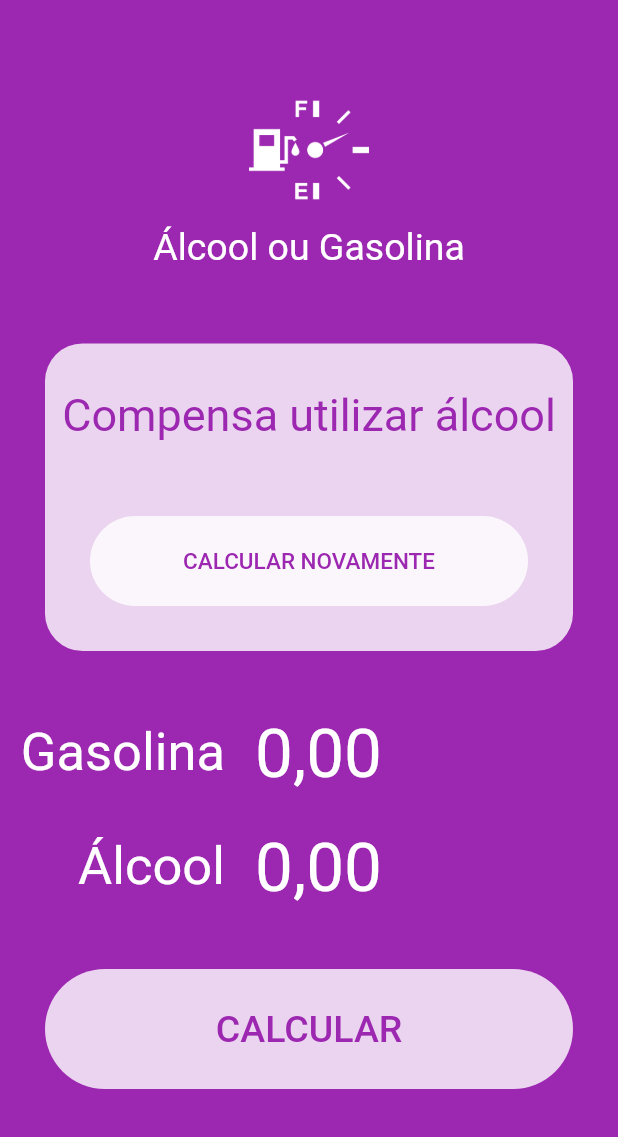
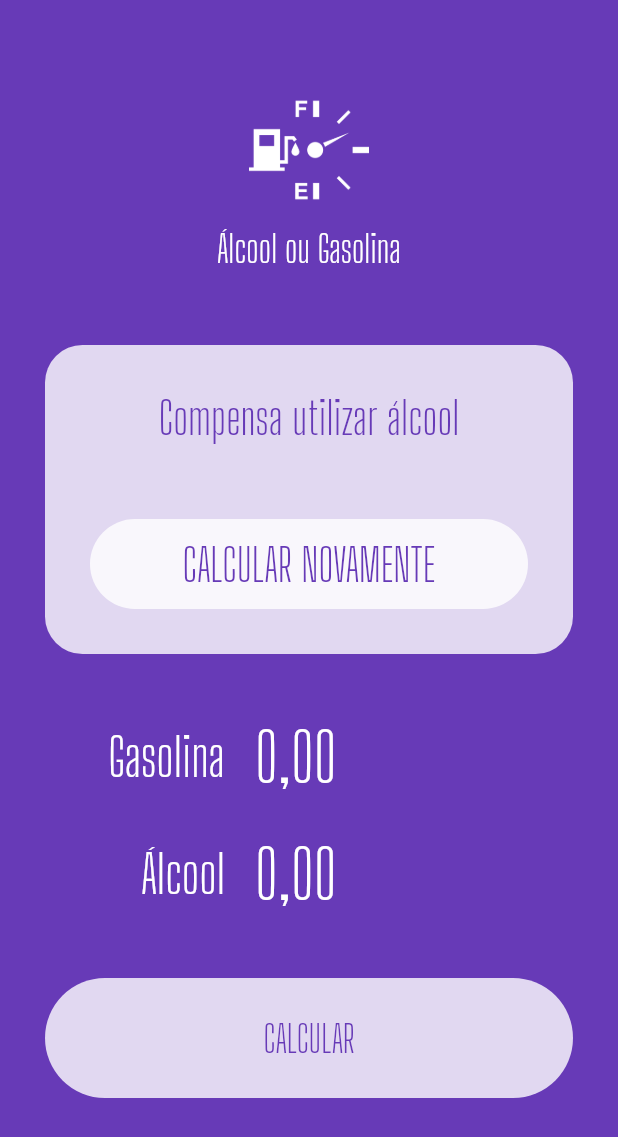
Before and after one commit to viniciusaugutis/flutter-alc-gasolina, a Flutter app: the screen it shows after launch, on a phone screen of 412 x 824 dp. Shown: the top 1137 px of the screen. Run offline on Flutter 3.47's test engine with Material 2 defaults, Android fonts, the phone set to English and light mode, and no system bars; our stand-ins replace flutter_masked_text.

Commit message:
Ajustando aplicacao

```diff
--- a/lib/main.dart
+++ b/lib/main.dart
@@ -15,7 +15,7 @@ class MyApp extends StatelessWidget {
       title: 'Álcool ou Gasolina',
       debugShowCheckedModeBanner: false,
       theme: ThemeData(
-        primarySwatch: Colors.purple,
+        primarySwatch: Colors.deepPurple,
         visualDensity: VisualDensity.adaptivePlatformDensity,
       ),
       home: HomePage(),
@@ -64,7 +64,7 @@ class HomePage extends StatelessWidget {
                         "CALCULAR NOVAMENTE",
                         style: TextStyle(
                           color: Theme.of(context).primaryColor,
-                          fontSize: 15,
+                          fontSize: 30,
                           fontFamily: "Big Shoulders Display",
                         ),
                       ),
--- a/pubspec.yaml
+++ b/pubspec.yaml
@@ -59,7 +59,7 @@ flutter:
   # list giving the asset and other descriptors for the font. For
   # example:
   fonts:
-    - family: Big Shoulder Display
+    - family: Big Shoulders Display
       fonts:
         - asset: assets/fonts/BigShouldersDisplay-Light.ttf
   #       - asset: fonts/Schyler-Italic.ttf
```
